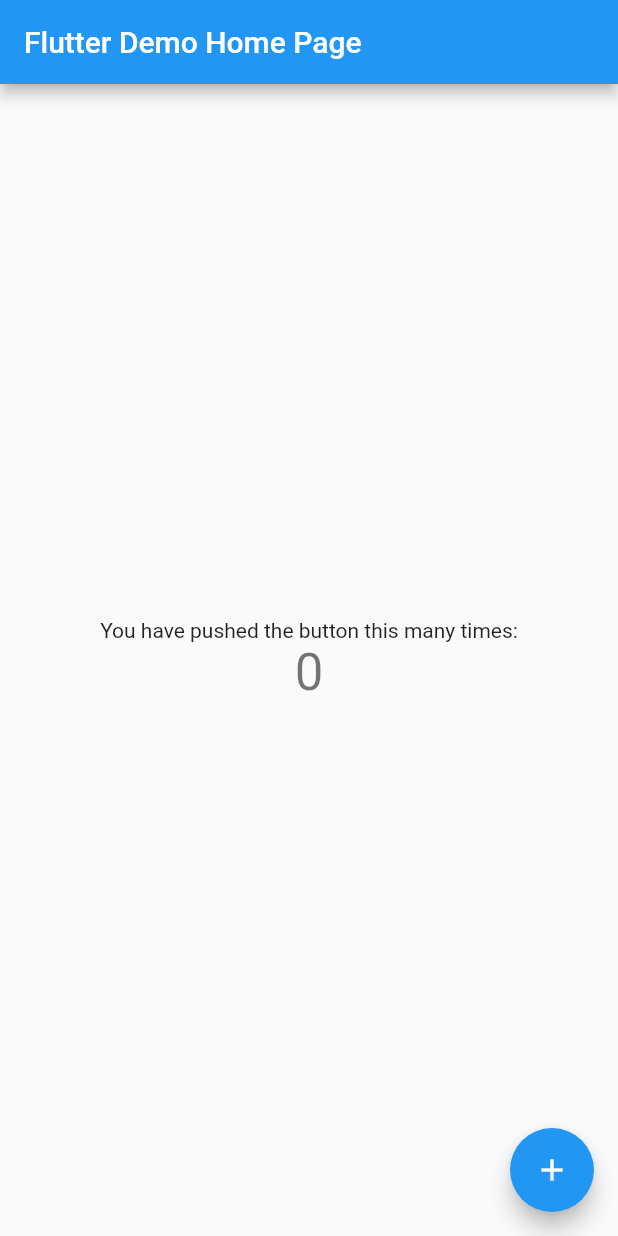
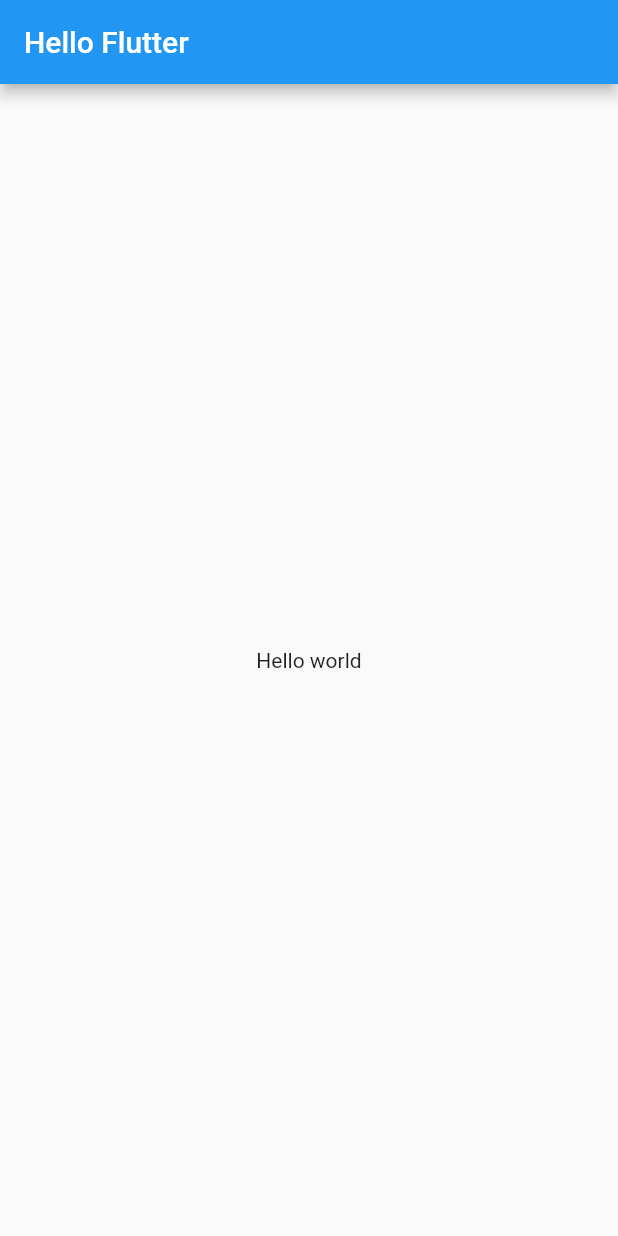
Before and after one commit to jw1036/2022_flutter_toonflix, a Flutter app: the screen it shows after launch, on a phone screen of 412 x 824 dp. Run offline on Flutter 3.47's test engine with Material 2 defaults, Android fonts, the phone set to English and light mode, and no system bars.

Commit message:
2 hello flutter

```diff
--- a/lib/main.dart
+++ b/lib/main.dart
@@ -1,115 +1,23 @@
 import 'package:flutter/material.dart';
 
 void main() {
-  runApp(const MyApp());
+  runApp(const App());
 }
 
-class MyApp extends StatelessWidget {
-  const MyApp({super.key});
+class App extends StatelessWidget {
+  const App({super.key});
 
-  // This widget is the root of your application.
   @override
   Widget build(BuildContext context) {
     return MaterialApp(
-      title: 'Flutter Demo',
-      theme: ThemeData(
-        // This is the theme of your application.
-        //
-        // Try running your application with "flutter run". You'll see the
-        // application has a blue toolbar. Then, without quitting the app, try
-        // changing the primarySwatch below to Colors.green and then invoke
-        // "hot reload" (press "r" in the console where you ran "flutter run",
-        // or simply save your changes to "hot reload" in a Flutter IDE).
-        // Notice that the counter didn't reset back to zero; the application
-        // is not restarted.
-        primarySwatch: Colors.blue,
+      home: Scaffold(
+        appBar: AppBar(
+          title: const Text('Hello Flutter'),
+        ),
+        body: const Center(
+          child: Text('Hello world'),
+        ),
       ),
-      home: const MyHomePage(title: 'Flutter Demo Home Page'),
     );
   }
 }
-
-class MyHomePage extends StatefulWidget {
-  const MyHomePage({super.key, required this.title});
-
-  // This widget is the home page of your application. It is stateful, meaning
-  // that it has a State object (defined below) that contains fields that affect
-  // how it looks.
-
-  // This class is the configuration for the state. It holds the values (in this
-  // case the title) provided by the parent (in this case the App widget) and
-  // used by the build method of the State. Fields in a Widget subclass are
-  // always marked "final".
-
-  final String title;
-
-  @override
-  State<MyHomePage> createState() => _MyHomePageState();
-}
-
-class _MyHomePageState extends State<MyHomePage> {
-  int _counter = 0;
-
-  void _incrementCounter() {
-    setState(() {
-      // This call to setState tells the Flutter framework that something has
-      // changed in this State, which causes it to rerun the build method below
-      // so that the display can reflect the updated values. If we changed
-      // _counter without calling setState(), then the build method would not be
-      // called again, and so nothing would appear to happen.
-      _counter++;
-    });
-  }
-
-  @override
-  Widget build(BuildContext context) {
-    // This method is rerun every time setState is called, for instance as done
-    // by the _incrementCounter method above.
-    //
-    // The Flutter framework has been optimized to make rerunning build methods
-    // fast, so that you can just rebuild anything that needs updating rather
-    // than having to individually change instances of widgets.
-    return Scaffold(
-      appBar: AppBar(
-        // Here we take the value from the MyHomePage object that was created by
-        // the App.build method, and use it to set our appbar title.
-        title: Text(widget.title),
-      ),
-      body: Center(
-        // Center is a layout widget. It takes a single child and positions it
-        // in the middle of the parent.
-        child: Column(
-          // Column is also a layout widget. It takes a list of children and
-          // arranges them vertically. By default, it sizes itself to fit its
-          // children horizontally, and tries to be as tall as its parent.
-          //
-          // Invoke "debug painting" (press "p" in the console, choose the
-          // "Toggle Debug Paint" action from the Flutter Inspector in Android
-          // Studio, or the "Toggle Debug Paint" command in Visual Studio Code)
-          // to see the wireframe for each widget.
-          //
-          // Column has various properties to control how it sizes itself and
-          // how it positions its children. Here we use mainAxisAlignment to
-          // center the children vertically; the main axis here is the vertical
-          // axis because Columns are vertical (the cross axis would be
-          // horizontal).
-          mainAxisAlignment: MainAxisAlignment.center,
-          children: <Widget>[
-            const Text(
-              'You have pushed the button this many times:',
-            ),
-            Text(
-              '$_counter',
-              style: Theme.of(context).textTheme.headline4,
-            ),
-          ],
-        ),
-      ),
-      floatingActionButton: FloatingActionButton(
-        onPressed: _incrementCounter,
-        tooltip: 'Increment',
-        child: const Icon(Icons.add),
-      ), // This trailing comma makes auto-formatting nicer for build methods.
-    );
-  }
-}
```
